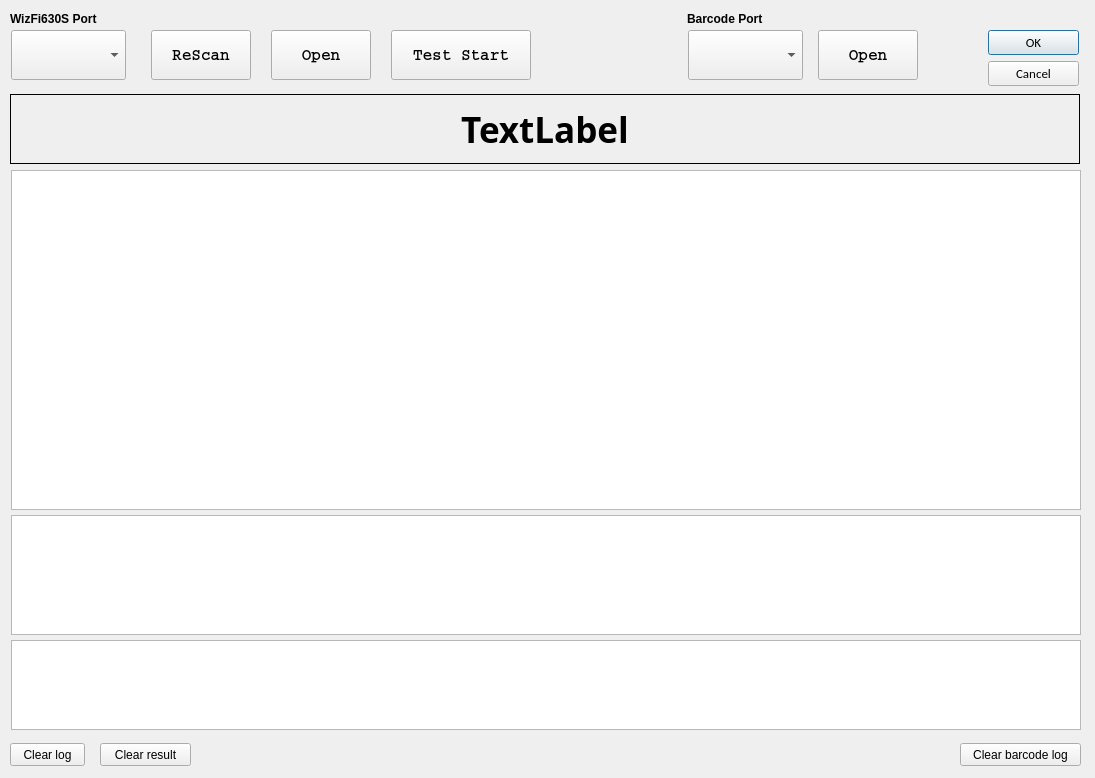
This is mainwindow.ui in renakim/WizFi630S_TestTool as Qt 5 draws it before an edit. The edited form follows.
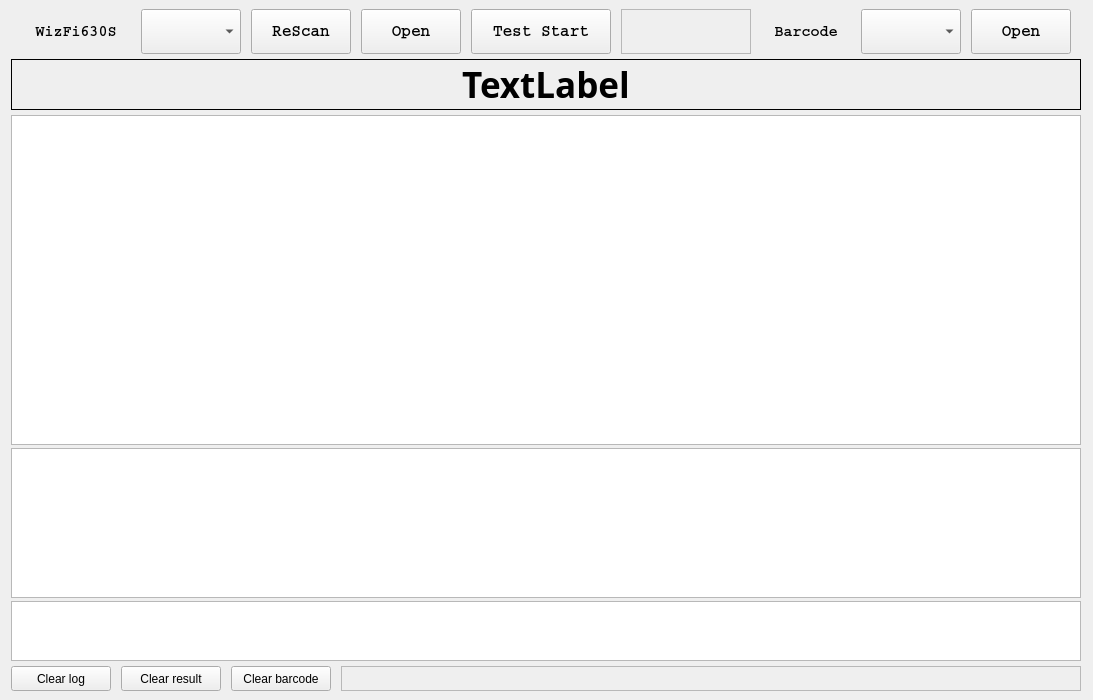
This is the edited form.

Commit message: * modify gpio check * add mac address check * modify ui * remove test: 07 reset

```diff
--- a/mainwindow.ui
+++ b/mainwindow.ui
@@ -6,8 +6,8 @@
    <rect>
     <x>0</x>
     <y>0</y>
-    <width>1095</width>
-    <height>778</height>
+    <width>1093</width>
+    <height>700</height>
    </rect>
   </property>
   <property name="minimumSize">
@@ -18,27 +18,143 @@
   </property>
   <property name="maximumSize">
    <size>
-    <width>1200</width>
-    <height>850</height>
+    <width>1100</width>
+    <height>700</height>
    </size>
   </property>
   <property name="windowTitle">
    <string>MainWindow</string>
   </property>
   <widget class="QWidget" name="centralwidget">
+   <layout class="QGridLayout" name="gridLayout_5">
+    <item row="0" column="0">
+     <layout class="QGridLayout" name="gridLayout_4">
+      <property name="verticalSpacing">
+       <number>5</number>
+      </property>
+      <item row="0" column="0">
+       <layout class="QGridLayout" name="gridLayout_3">
+        <item row="0" column="5">
+         <widget class="QFrame" name="frame">
+          <property name="minimumSize">
+           <size>
+            <width>130</width>
+            <height>45</height>
+           </size>
+          </property>
+          <property name="maximumSize">
+           <size>
+            <width>130</width>
+            <height>50</height>
+           </size>
+          </property>
+          <property name="font">
+           <font>
+            <weight>75</weight>
+            <bold>true</bold>
+           </font>
+          </property>
+          <property name="frameShape">
+           <enum>QFrame::StyledPanel</enum>
+          </property>
+          <property name="frameShadow">
+           <enum>QFrame::Raised</enum>
+          </property>
+         </widget>
+        </item>
+        <item row="0" column="3">
+         <widget class="QPushButton" name="button_open_devport">
+          <property name="minimumSize">
+           <size>
+            <width>100</width>
+            <height>45</height>
+           </size>
+          </property>
+          <property name="maximumSize">
+           <size>
+            <width>100</width>
+            <height>50</height>
+           </size>
+          </property>
+          <property name="font">
+           <font>
+            <family>Courier</family>
+            <pointsize>12</pointsize>
+            <weight>75</weight>
+            <bold>true</bold>
+           </font>
+          </property>
+          <property name="text">
+           <string>Open</string>
+          </property>
+         </widget>
+        </item>
+        <item row="0" column="6">
+         <widget class="QLabel" name="label_2">
+          <property name="minimumSize">
+           <size>
+            <width>90</width>
+            <height>45</height>
+           </size>
+          </property>
+          <property name="maximumSize">
+           <size>
+            <width>90</width>
+            <height>50</height>
+           </size>
+          </property>
+          <property name="font">
+           <font>
+            <family>Courier</family>
+            <pointsize>11</pointsize>
+            <weight>75</weight>
+            <bold>true</bold>
+           </font>
+          </property>
+          <property name="text">
+           <string>Barcode</string>
+          </property>
+          <property name="alignment">
+           <set>Qt::AlignCenter</set>
+          </property>
+         </widget>
+        </item>
+        <item row="0" column="2">
+         <widget class="QPushButton" name="rescanbutton">
+          <property name="minimumSize">
+           <size>
+            <width>100</width>
+            <height>45</height>
+           </size>
+          </property>
+          <property name="maximumSize">
+           <size>
+            <width>100</width>
+            <height>50</height>
+           </size>
+          </property>
+          <property name="font">
+           <font>
+            <family>Courier</family>
+            <pointsize>12</pointsize>
+            <weight>75</weight>
+            <bold>true</bold>
+           </font>
+          </property>
+          <property name="toolTip">
+           <string>&lt;html&gt;&lt;head/&gt;&lt;body&gt;&lt;p&gt;ReScan COM ports&lt;/p&gt;&lt;/body&gt;&lt;/html&gt;</string>
+          </property>
+          <property name="text">
+           <string>ReScan</string>
+          </property>
+         </widget>
+        </item>
+        <item row="0" column="8">
    <widget class="QPushButton" name="button_open_barcodeport">
-    <property name="geometry">
-     <rect>
-      <x>818</x>
-      <y>30</y>
-      <width>100</width>
-      <height>50</height>
-     </rect>
-    </property>
     <property name="minimumSize">
      <size>
       <width>100</width>
-      <height>50</height>
+            <height>45</height>
      </size>
     </property>
     <property name="maximumSize">
@@ -59,28 +175,148 @@
      <string>Open</string>
     </property>
    </widget>
-   <widget class="QPushButton" name="button_clear_result">
-    <property name="geometry">
-     <rect>
-      <x>100</x>
-      <y>743</y>
-      <width>91</width>
-      <height>23</height>
-     </rect>
-    </property>
+        </item>
+        <item row="0" column="4">
+         <widget class="QPushButton" name="startbutton">
+          <property name="minimumSize">
+           <size>
+            <width>140</width>
+            <height>45</height>
+           </size>
+          </property>
+          <property name="maximumSize">
+           <size>
+            <width>140</width>
+            <height>50</height>
+           </size>
+          </property>
+          <property name="font">
+           <font>
+            <family>Courier</family>
+            <pointsize>12</pointsize>
+            <weight>75</weight>
+            <bold>true</bold>
+           </font>
+          </property>
     <property name="text">
-     <string>Clear result</string>
-    </property>
-   </widget>
-   <widget class="QWidget" name="layoutWidget">
-    <property name="geometry">
-     <rect>
-      <x>10</x>
-      <y>168</y>
-      <width>1072</width>
-      <height>564</height>
-     </rect>
-    </property>
+           <string>Test Start</string>
+          </property>
+         </widget>
+        </item>
+        <item row="0" column="7">
+         <widget class="QComboBox" name="combobox_barcode">
+          <property name="minimumSize">
+           <size>
+            <width>80</width>
+            <height>45</height>
+           </size>
+          </property>
+          <property name="maximumSize">
+           <size>
+            <width>100</width>
+            <height>50</height>
+           </size>
+          </property>
+          <property name="font">
+           <font>
+            <family>Courier</family>
+            <pointsize>12</pointsize>
+            <weight>75</weight>
+            <bold>true</bold>
+           </font>
+          </property>
+         </widget>
+        </item>
+        <item row="0" column="0">
+         <widget class="QLabel" name="label">
+          <property name="minimumSize">
+           <size>
+            <width>110</width>
+            <height>45</height>
+           </size>
+          </property>
+          <property name="maximumSize">
+           <size>
+            <width>110</width>
+            <height>50</height>
+           </size>
+          </property>
+          <property name="font">
+           <font>
+            <family>Courier</family>
+            <pointsize>11</pointsize>
+            <weight>75</weight>
+            <bold>true</bold>
+           </font>
+          </property>
+          <property name="text">
+           <string>WizFi630S</string>
+          </property>
+          <property name="alignment">
+           <set>Qt::AlignCenter</set>
+          </property>
+         </widget>
+        </item>
+        <item row="0" column="1">
+         <widget class="QComboBox" name="combobox_devport">
+          <property name="minimumSize">
+           <size>
+            <width>100</width>
+            <height>45</height>
+           </size>
+          </property>
+          <property name="maximumSize">
+           <size>
+            <width>100</width>
+            <height>50</height>
+           </size>
+          </property>
+          <property name="font">
+           <font>
+            <family>Courier</family>
+            <pointsize>12</pointsize>
+            <weight>75</weight>
+            <bold>true</bold>
+           </font>
+          </property>
+         </widget>
+        </item>
+       </layout>
+      </item>
+      <item row="1" column="0">
+       <widget class="QLabel" name="msglabel">
+        <property name="minimumSize">
+         <size>
+          <width>535</width>
+          <height>35</height>
+         </size>
+        </property>
+        <property name="maximumSize">
+         <size>
+          <width>1070</width>
+          <height>70</height>
+         </size>
+        </property>
+        <property name="font">
+         <font>
+          <family>Book Antiqua</family>
+          <pointsize>26</pointsize>
+          <weight>75</weight>
+          <bold>true</bold>
+         </font>
+        </property>
+        <property name="frameShape">
+         <enum>QFrame::Box</enum>
+        </property>
+        <property name="text">
+         <string>TextLabel</string>
+        </property>
+        <property name="alignment">
+         <set>Qt::AlignCenter</set>
+        </property>
+       </widget>
+      </item>
+      <item row="2" column="0">
     <layout class="QGridLayout" name="gridLayout">
      <property name="verticalSpacing">
       <number>3</number>
@@ -89,8 +325,8 @@
       <widget class="QPlainTextEdit" name="logtextedit">
        <property name="minimumSize">
         <size>
-         <width>1070</width>
-         <height>340</height>
+            <width>535</width>
+            <height>170</height>
         </size>
        </property>
        <property name="maximumSize">
@@ -105,20 +341,23 @@
          <pointsize>10</pointsize>
         </font>
        </property>
+          <property name="readOnly">
+           <bool>true</bool>
+          </property>
       </widget>
      </item>
      <item row="2" column="0">
       <widget class="QPlainTextEdit" name="logtextedit_barcode">
        <property name="minimumSize">
         <size>
-         <width>1070</width>
-         <height>90</height>
+            <width>535</width>
+            <height>30</height>
         </size>
        </property>
        <property name="maximumSize">
         <size>
          <width>1070</width>
-         <height>90</height>
+            <height>60</height>
         </size>
        </property>
        <property name="font">
@@ -127,20 +366,23 @@
          <pointsize>10</pointsize>
         </font>
        </property>
+          <property name="readOnly">
+           <bool>true</bool>
+          </property>
       </widget>
      </item>
      <item row="1" column="0">
       <widget class="QPlainTextEdit" name="textedit_result">
        <property name="minimumSize">
         <size>
-         <width>1070</width>
-         <height>120</height>
+            <width>535</width>
+            <height>75</height>
         </size>
        </property>
        <property name="maximumSize">
         <size>
          <width>1070</width>
-         <height>120</height>
+            <height>150</height>
         </size>
        </property>
        <property name="font">
@@ -149,321 +391,102 @@
          <pointsize>10</pointsize>
         </font>
        </property>
+          <property name="readOnly">
+           <bool>true</bool>
+          </property>
       </widget>
      </item>
     </layout>
-   </widget>
-   <widget class="QLabel" name="label_2">
-    <property name="geometry">
-     <rect>
-      <x>687</x>
-      <y>9</y>
-      <width>110</width>
-      <height>20</height>
-     </rect>
-    </property>
-    <property name="minimumSize">
-     <size>
-      <width>110</width>
-      <height>20</height>
-     </size>
-    </property>
-    <property name="maximumSize">
-     <size>
-      <width>110</width>
-      <height>20</height>
-     </size>
-    </property>
-    <property name="font">
-     <font>
-      <weight>75</weight>
-      <bold>true</bold>
-     </font>
-    </property>
-    <property name="text">
-     <string>Barcode Port</string>
-    </property>
-   </widget>
+      </item>
+      <item row="3" column="0">
+       <layout class="QGridLayout" name="gridLayout_2">
+        <property name="horizontalSpacing">
+         <number>10</number>
+        </property>
+        <item row="0" column="0">
    <widget class="QPushButton" name="button_clear_log">
-    <property name="geometry">
-     <rect>
-      <x>10</x>
-      <y>743</y>
-      <width>75</width>
-      <height>23</height>
-     </rect>
+          <property name="minimumSize">
+           <size>
+            <width>100</width>
+            <height>25</height>
+           </size>
+          </property>
+          <property name="maximumSize">
+           <size>
+            <width>100</width>
+            <height>25</height>
+           </size>
     </property>
     <property name="text">
      <string>Clear log</string>
     </property>
    </widget>
+        </item>
+        <item row="0" column="1">
+         <widget class="QPushButton" name="button_clear_result">
+          <property name="minimumSize">
+           <size>
+            <width>100</width>
+            <height>25</height>
+           </size>
+          </property>
+          <property name="maximumSize">
+           <size>
+            <width>100</width>
+            <height>25</height>
+           </size>
+          </property>
+          <property name="text">
+           <string>Clear result</string>
+          </property>
+         </widget>
+        </item>
+        <item row="0" column="2">
    <widget class="QPushButton" name="button_clear_barcodelog">
-    <property name="geometry">
-     <rect>
-      <x>960</x>
-      <y>743</y>
-      <width>121</width>
-      <height>23</height>
-     </rect>
+          <property name="minimumSize">
+           <size>
+            <width>100</width>
+            <height>25</height>
+           </size>
+          </property>
+          <property name="maximumSize">
+           <size>
+            <width>100</width>
+            <height>25</height>
+           </size>
     </property>
     <property name="text">
-     <string>Clear barcode log</string>
-    </property>
-   </widget>
-   <widget class="QLabel" name="msglabel">
-    <property name="geometry">
-     <rect>
-      <x>10</x>
-      <y>94</y>
-      <width>1070</width>
-      <height>70</height>
-     </rect>
-    </property>
+           <string>Clear barcode</string>
+          </property>
+         </widget>
+        </item>
+        <item row="0" column="3">
+         <widget class="QFrame" name="frame_3">
     <property name="minimumSize">
      <size>
-      <width>1070</width>
-      <height>68</height>
+            <width>400</width>
+            <height>25</height>
      </size>
     </property>
     <property name="maximumSize">
      <size>
-      <width>1070</width>
-      <height>70</height>
-     </size>
-    </property>
-    <property name="font">
-     <font>
-      <family>Book Antiqua</family>
-      <pointsize>26</pointsize>
-      <weight>75</weight>
-      <bold>true</bold>
-     </font>
-    </property>
+            <width>850</width>
+            <height>50</height>
+           </size>
+          </property>
     <property name="frameShape">
-     <enum>QFrame::Box</enum>
-    </property>
-    <property name="text">
-     <string>TextLabel</string>
-    </property>
-    <property name="alignment">
-     <set>Qt::AlignCenter</set>
-    </property>
-   </widget>
-   <widget class="QDialogButtonBox" name="buttonBox">
-    <property name="geometry">
-     <rect>
-      <x>988</x>
-      <y>30</y>
-      <width>91</width>
-      <height>61</height>
-     </rect>
-    </property>
-    <property name="font">
-     <font>
-      <family>Calibri</family>
-      <pointsize>10</pointsize>
-     </font>
-    </property>
-    <property name="orientation">
-     <enum>Qt::Vertical</enum>
-    </property>
-    <property name="standardButtons">
-     <set>QDialogButtonBox::Cancel|QDialogButtonBox::Ok</set>
-    </property>
-   </widget>
-   <widget class="QPushButton" name="startbutton">
-    <property name="geometry">
-     <rect>
-      <x>391</x>
-      <y>30</y>
-      <width>140</width>
-      <height>50</height>
-     </rect>
-    </property>
-    <property name="minimumSize">
-     <size>
-      <width>140</width>
-      <height>50</height>
-     </size>
-    </property>
-    <property name="maximumSize">
-     <size>
-      <width>100</width>
-      <height>50</height>
-     </size>
-    </property>
-    <property name="font">
-     <font>
-      <family>Courier</family>
-      <pointsize>12</pointsize>
-      <weight>75</weight>
-      <bold>true</bold>
-     </font>
-    </property>
-    <property name="text">
-     <string>Test Start</string>
-    </property>
-   </widget>
-   <widget class="QLabel" name="label">
-    <property name="geometry">
-     <rect>
-      <x>10</x>
-      <y>9</y>
-      <width>110</width>
-      <height>20</height>
-     </rect>
-    </property>
-    <property name="minimumSize">
-     <size>
-      <width>110</width>
-      <height>20</height>
-     </size>
-    </property>
-    <property name="maximumSize">
-     <size>
-      <width>110</width>
-      <height>20</height>
-     </size>
-    </property>
-    <property name="font">
-     <font>
-      <weight>75</weight>
-      <bold>true</bold>
-     </font>
-    </property>
-    <property name="text">
-     <string>WizFi630S Port</string>
-    </property>
-   </widget>
-   <widget class="QPushButton" name="rescanbutton">
-    <property name="geometry">
-     <rect>
-      <x>151</x>
-      <y>30</y>
-      <width>100</width>
-      <height>50</height>
-     </rect>
-    </property>
-    <property name="minimumSize">
-     <size>
-      <width>100</width>
-      <height>50</height>
-     </size>
-    </property>
-    <property name="maximumSize">
-     <size>
-      <width>100</width>
-      <height>50</height>
-     </size>
-    </property>
-    <property name="font">
-     <font>
-      <family>Courier</family>
-      <pointsize>12</pointsize>
-      <weight>75</weight>
-      <bold>true</bold>
-     </font>
-    </property>
-    <property name="toolTip">
-     <string>&lt;html&gt;&lt;head/&gt;&lt;body&gt;&lt;p&gt;ReScan COM ports&lt;/p&gt;&lt;/body&gt;&lt;/html&gt;</string>
-    </property>
-    <property name="text">
-     <string>ReScan</string>
-    </property>
-   </widget>
-   <widget class="QPushButton" name="button_open_devport">
-    <property name="geometry">
-     <rect>
-      <x>271</x>
-      <y>30</y>
-      <width>100</width>
-      <height>50</height>
-     </rect>
-    </property>
-    <property name="minimumSize">
-     <size>
-      <width>100</width>
-      <height>50</height>
-     </size>
-    </property>
-    <property name="maximumSize">
-     <size>
-      <width>100</width>
-      <height>50</height>
-     </size>
-    </property>
-    <property name="font">
-     <font>
-      <family>Courier</family>
-      <pointsize>12</pointsize>
-      <weight>75</weight>
-      <bold>true</bold>
-     </font>
-    </property>
-    <property name="text">
-     <string>Open</string>
-    </property>
-   </widget>
-   <widget class="QComboBox" name="combobox_barcode">
-    <property name="geometry">
-     <rect>
-      <x>688</x>
-      <y>30</y>
-      <width>115</width>
-      <height>50</height>
-     </rect>
-    </property>
-    <property name="minimumSize">
-     <size>
-      <width>115</width>
-      <height>50</height>
-     </size>
-    </property>
-    <property name="maximumSize">
-     <size>
-      <width>115</width>
-      <height>50</height>
-     </size>
-    </property>
-    <property name="font">
-     <font>
-      <family>Courier</family>
-      <pointsize>12</pointsize>
-      <weight>75</weight>
-      <bold>true</bold>
-     </font>
-    </property>
-   </widget>
-   <widget class="QComboBox" name="combobox_devport">
-    <property name="geometry">
-     <rect>
-      <x>11</x>
-      <y>30</y>
-      <width>115</width>
-      <height>50</height>
-     </rect>
-    </property>
-    <property name="minimumSize">
-     <size>
-      <width>115</width>
-      <height>50</height>
-     </size>
-    </property>
-    <property name="maximumSize">
-     <size>
-      <width>100</width>
-      <height>50</height>
-     </size>
-    </property>
-    <property name="font">
-     <font>
-      <family>Courier</family>
-      <pointsize>12</pointsize>
-      <weight>75</weight>
-      <bold>true</bold>
-     </font>
-    </property>
-   </widget>
+           <enum>QFrame::StyledPanel</enum>
+          </property>
+          <property name="frameShadow">
+           <enum>QFrame::Raised</enum>
+          </property>
+         </widget>
+        </item>
+       </layout>
+      </item>
+     </layout>
+    </item>
+   </layout>
   </widget>
  </widget>
  <resources/>
```
Left out of the diff: 2 changed lines with no effect on the pictures. Lines whose indentation alone changed are shown as unchanged. The commit also changes 8 other files.
